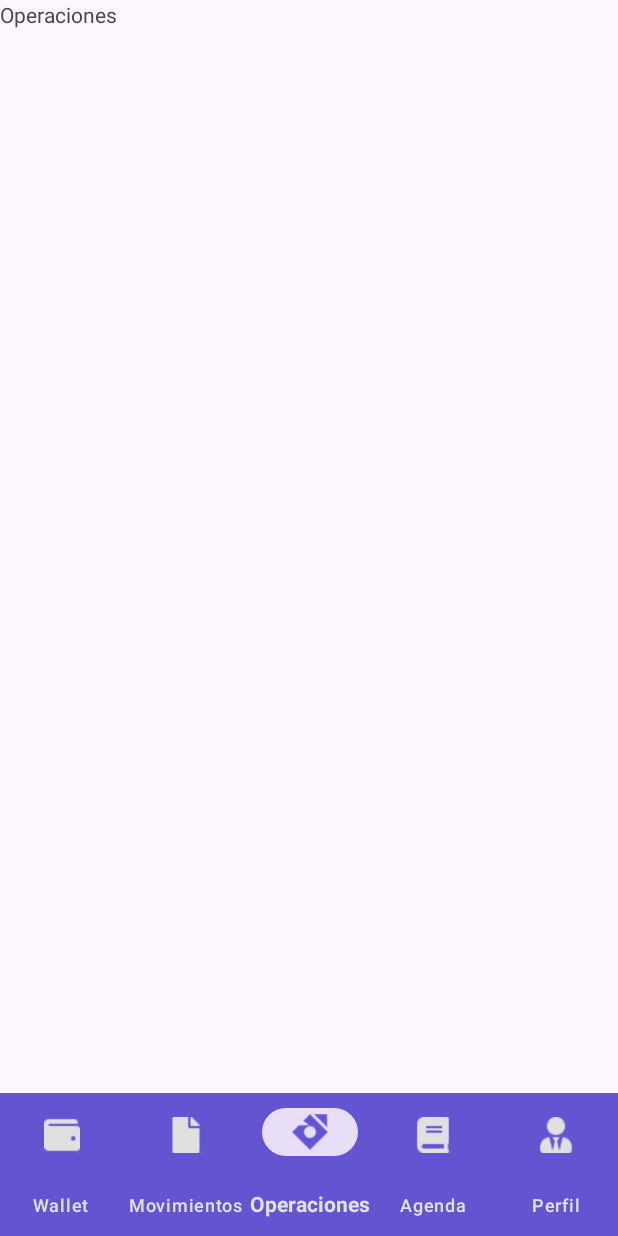
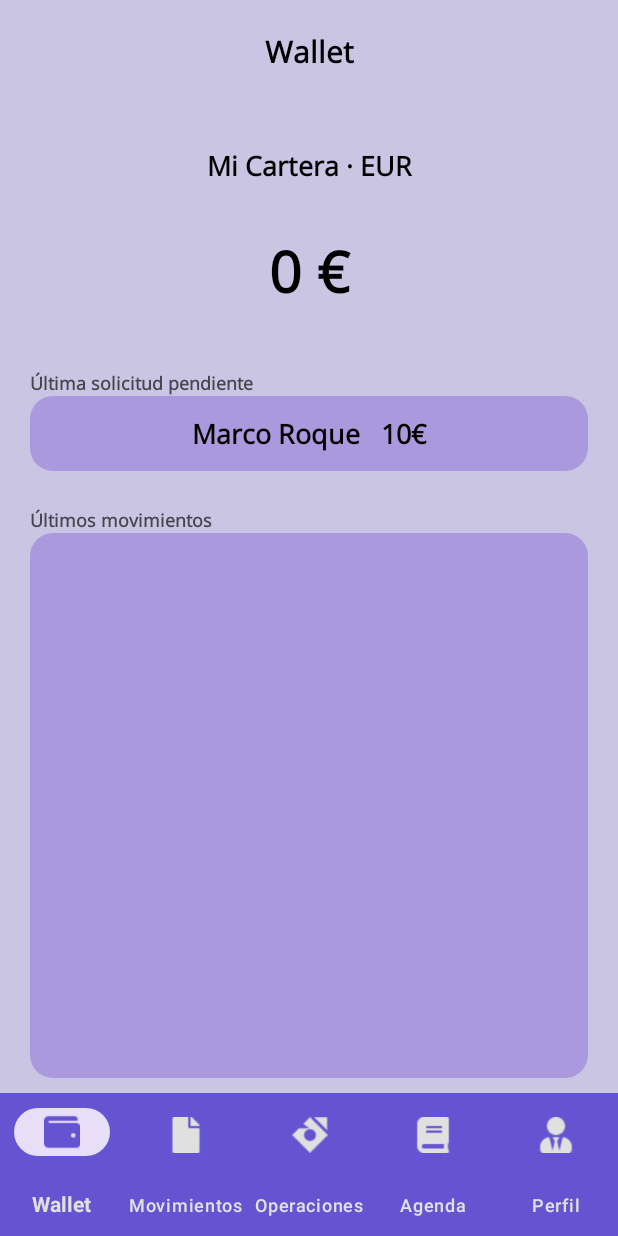
Before and after one commit to DavidMasset/FairPay, an Android app: the InicioActivity screen opened directly, with no data from a screen before it, on a phone screen of 412 x 824 dp. Run offline under Robolectric (Android 15) with nearby library versions, the phone set to English and light mode, and no system bars; our stand-ins replace navigation-ui.

Commit message:
Mejora en pantalla de carga y Fragment Wallet
Se hace que la pantalla de carga reciba un valor por el Intent y según el mismo carga una pantalla u otra mediante un switch.
Se comienza la maquetación del Fragment Wallet.
Se generan recursos XML para adaptar el tema a las necesidades del diseño.

```diff
--- a/Java/app/src/main/java/es/ifp/fairpay/LoadScreenActivity.java
+++ b/Java/app/src/main/java/es/ifp/fairpay/LoadScreenActivity.java
@@ -2,6 +2,8 @@ package es.ifp.fairpay;
 
 import android.content.Intent;
 import android.os.Bundle;
+import android.util.Log;
+
 import androidx.activity.EdgeToEdge;
 import androidx.appcompat.app.AppCompatActivity;
 import androidx.core.graphics.Insets;
@@ -11,9 +13,11 @@ import java.util.Timer;
 import java.util.TimerTask;
 
 public class LoadScreenActivity extends AppCompatActivity {
+    private static final String TAG = "FP";
     protected Intent pasarPantalla;
     protected TimerTask tt;
     protected Timer t;
+
 
     @Override
     protected void onCreate(Bundle savedInstanceState) {
@@ -25,13 +29,27 @@ public class LoadScreenActivity extends AppCompatActivity {
             v.setPadding(systemBars.left, systemBars.top, systemBars.right, systemBars.bottom);
             return insets;
         });
-
+        Intent datosPantalla = getIntent();
         // TimerTask para crear una tarea para el temporizador
         tt = new TimerTask() {
             @Override
             public void run() {
-                // Intent para cambiar de Activity
-                pasarPantalla = new Intent(LoadScreenActivity.this, OkActivity.class);
+
+                // Se evalua lo que se recibe y según valor carga una pantalla u otra
+                switch(datosPantalla.getStringExtra("PANTALLA")) {
+                    case "OkActivity":
+                        pasarPantalla = new Intent(LoadScreenActivity.this, OkActivity.class);
+                        break;
+                    case "InicioActivity":
+                        pasarPantalla = new Intent(LoadScreenActivity.this, InicioActivity.class);
+                        break;
+                    default:
+                        pasarPantalla = new Intent(LoadScreenActivity.this, LoginActivity.class);
+                        break;
+
+                }
+                //pasarPantalla = new Intent(LoadScreenActivity.this, LoginActivity.class);
+                // Una vez definido el Intent se ejecuta
                 startActivity(pasarPantalla);
             }
         };
--- a/Java/app/src/main/java/es/ifp/fairpay/LoginActivity.java
+++ b/Java/app/src/main/java/es/ifp/fairpay/LoginActivity.java
@@ -37,7 +37,8 @@ public class LoginActivity extends AppCompatActivity {
             @Override
             public void onClick(View view) {
                 // Intent para cambiar de Activity
-                pasarPantalla = new Intent(LoginActivity.this, InicioActivity.class);
+                pasarPantalla = new Intent(LoginActivity.this, LoadScreenActivity.class);
+                pasarPantalla.putExtra("PANTALLA", "InicioActivity");
                 startActivity(pasarPantalla);
             }
         });
--- a/Java/app/src/main/java/es/ifp/fairpay/MainActivity.java
+++ b/Java/app/src/main/java/es/ifp/fairpay/MainActivity.java
@@ -7,12 +7,10 @@ import androidx.appcompat.app.AppCompatActivity;
 import androidx.core.graphics.Insets;
 import androidx.core.view.ViewCompat;
 import androidx.core.view.WindowInsetsCompat;
-
 import java.util.Timer;
 import java.util.TimerTask;
 
 public class MainActivity extends AppCompatActivity {
-
     protected Intent pasarPantalla;
     protected TimerTask tt;
     protected Timer t;
--- a/Java/app/src/main/java/es/ifp/fairpay/RegistroActivity.java
+++ b/Java/app/src/main/java/es/ifp/fairpay/RegistroActivity.java
@@ -51,6 +51,7 @@ public class RegistroActivity extends AppCompatActivity {
                         // CÓDIGO DE LÓGICA DE REGISTRO
                         // Intent para cambiar de Activity
                         pasarPantalla = new Intent(RegistroActivity.this, LoadScreenActivity.class);
+                        pasarPantalla.putExtra("PANTALLA", "OkActivity");
                         startActivity(pasarPantalla);
                     } else {
                         Toast.makeText(RegistroActivity.this,R.string.toast_terminos, Toast.LENGTH_SHORT).show();
--- /dev/null
+++ b/Java/app/src/main/res/drawable/rounded_corners.xml
@@ -0,0 +1,16 @@
+<?xml version="1.0" encoding="utf-8"?>
+<shape xmlns:android="http://schemas.android.com/apk/res/android"
+    android:shape="rectangle">
+
+    <solid
+        android:color="@color/fondo_panel" >
+    </solid>
+    <stroke
+        android:width="0dp">
+    </stroke>
+
+
+    <corners
+        android:radius="15dp"   >
+    </corners>
+</shape>
--- a/Java/app/src/main/res/layout/activity_inicio.xml
+++ b/Java/app/src/main/res/layout/activity_inicio.xml
@@ -4,13 +4,14 @@
     xmlns:tools="http://schemas.android.com/tools"
     android:layout_width="match_parent"
     android:layout_height="match_parent"
+    android:background="@color/fondo_activity"
     tools:context=".InicioActivity">
 
     <androidx.fragment.app.FragmentContainerView
         android:id="@+id/nav_host_fragment"
         android:name="androidx.navigation.fragment.NavHostFragment"
-        android:layout_width="match_parent"
-        android:layout_height="match_parent"
+        android:layout_width="0dp"
+        android:layout_height="0dp"
         app:defaultNavHost="true"
         app:layout_constraintBottom_toBottomOf="parent"
         app:layout_constraintEnd_toEndOf="parent"
--- a/Java/app/src/main/res/layout/fragment_wallet.xml
+++ b/Java/app/src/main/res/layout/fragment_wallet.xml
@@ -1,14 +1,118 @@
 <?xml version="1.0" encoding="utf-8"?>
-<FrameLayout xmlns:android="http://schemas.android.com/apk/res/android"
+<androidx.constraintlayout.widget.ConstraintLayout xmlns:android="http://schemas.android.com/apk/res/android"
+    xmlns:app="http://schemas.android.com/apk/res-auto"
     xmlns:tools="http://schemas.android.com/tools"
+    android:id="@+id/wallet"
     android:layout_width="match_parent"
     android:layout_height="match_parent"
+    android:background="@color/fondo_activity"
+    android:padding="20dp"
     tools:context=".WalletFragment">
 
-    <!-- TODO: Update blank fragment layout -->
+
     <TextView
-        android:layout_width="match_parent"
-        android:layout_height="match_parent"
-        android:text="@string/wallet_fragment" />
+        android:id="@+id/text_titulo_wallet"
+        android:layout_width="wrap_content"
+        android:layout_height="wrap_content"
+        android:fontFamily="@font/open_sans"
+        android:text="@string/wallet"
+        android:textColor="@color/black"
+        android:textSize="20sp"
+        android:textStyle="bold"
+        app:layout_constraintEnd_toEndOf="parent"
+        app:layout_constraintStart_toStartOf="parent"
+        app:layout_constraintTop_toTopOf="parent" />
 
-</FrameLayout>
+    <TextView
+        android:id="@+id/text_divisa_wallet"
+        android:layout_width="wrap_content"
+        android:layout_height="wrap_content"
+        android:layout_marginTop="50dp"
+        android:fontFamily="@font/open_sans"
+        android:text="@string/divisa"
+        android:textColor="@color/black"
+        android:textSize="18sp"
+        android:textStyle="bold"
+        app:layout_constraintEnd_toEndOf="parent"
+        app:layout_constraintStart_toStartOf="parent"
+        app:layout_constraintTop_toBottomOf="@+id/text_titulo_wallet" />
+
+    <TextView
+        android:id="@+id/text_saldo_wallet"
+        android:layout_width="0dp"
+        android:layout_height="wrap_content"
+        android:layout_marginTop="32dp"
+        android:fontFamily="@font/open_sans"
+        android:text="0 €"
+        android:textAlignment="center"
+        android:textColor="@color/black"
+        android:textSize="38sp"
+        android:textStyle="bold"
+        app:layout_constraintEnd_toEndOf="parent"
+        app:layout_constraintStart_toStartOf="parent"
+        app:layout_constraintTop_toBottomOf="@+id/text_divisa_wallet" />
+
+    <TextView
+        android:id="@+id/text_solicitudes_wallet"
+        android:layout_width="0dp"
+        android:layout_height="wrap_content"
+        android:layout_marginTop="40dp"
+        android:fontFamily="@font/open_sans"
+        android:text="@string/solicitudes"
+        android:textAlignment="viewStart"
+        android:textSize="12sp"
+        android:textStyle="bold"
+        app:layout_constraintEnd_toEndOf="parent"
+        app:layout_constraintStart_toStartOf="parent"
+        app:layout_constraintTop_toBottomOf="@+id/text_saldo_wallet" />
+
+    <FrameLayout
+        android:id="@+id/frame_solicitud_wallet"
+        android:layout_width="0dp"
+        android:layout_height="50dp"
+        android:background="@drawable/rounded_corners"
+        android:radius="25dp"
+        app:layout_constraintEnd_toEndOf="parent"
+        app:layout_constraintStart_toStartOf="parent"
+        app:layout_constraintTop_toBottomOf="@+id/text_solicitudes_wallet">
+
+        <TextView
+            android:id="@+id/text_solicitud_wallet"
+            android:layout_width="match_parent"
+            android:layout_height="match_parent"
+            android:fontFamily="@font/open_sans"
+            android:gravity="center"
+            android:text="Marco Roque   10€"
+            android:textAlignment="center"
+            android:textColor="@color/black"
+            android:textSize="18sp"
+            android:textStyle="bold" />
+    </FrameLayout>
+
+    <TextView
+        android:id="@+id/text_movimientos_wallet"
+        android:layout_width="0dp"
+        android:layout_height="wrap_content"
+        android:layout_marginTop="24dp"
+        android:fontFamily="@font/open_sans"
+        android:text="@string/ultimos_movimientos"
+        android:textAlignment="viewStart"
+        android:textSize="12sp"
+        android:textStyle="bold"
+        app:layout_constraintEnd_toEndOf="parent"
+        app:layout_constraintStart_toStartOf="parent"
+        app:layout_constraintTop_toBottomOf="@+id/frame_solicitud_wallet" />
+
+    <androidx.constraintlayout.widget.ConstraintLayout
+        android:layout_width="0dp"
+        android:layout_height="0dp"
+        android:layout_marginBottom="85dp"
+        android:background="@drawable/rounded_corners"
+        app:layout_constraintBottom_toBottomOf="parent"
+        app:layout_constraintEnd_toEndOf="parent"
+        app:layout_constraintStart_toStartOf="parent"
+        app:layout_constraintTop_toBottomOf="@+id/text_movimientos_wallet">
+
+    </androidx.constraintlayout.widget.ConstraintLayout>
+
+</androidx.constraintlayout.widget.ConstraintLayout>
--- a/Java/app/src/main/res/navigation/nav_graph.xml
+++ b/Java/app/src/main/res/navigation/nav_graph.xml
@@ -3,7 +3,7 @@
     xmlns:app="http://schemas.android.com/apk/res-auto"
     xmlns:tools="http://schemas.android.com/tools"
     android:id="@+id/nav_graph"
-    app:startDestination="@id/operacionesFragment">
+    app:startDestination="@id/walletFragment">
 
     <fragment
         android:id="@+id/operacionesFragment"
--- a/Java/app/src/main/res/values/colors.xml
+++ b/Java/app/src/main/res/values/colors.xml
@@ -4,6 +4,8 @@
     <color name="white">#FFFFFFFF</color>
     <!-- Paleta de colores establecidas -->
     <color name="fondo_activity">#C9C5E3</color>
+    <color name="fondo_panel">#AB99DD</color>
+    <color name="boton_panel">#967BDB</color>
     <color name="boton_principal">#6554D1</color>
     <color name="boton_secundario">#8A7DE1</color>
     <color name="gris_oscuro">#4D5059</color>
--- a/Java/app/src/main/res/values/strings.xml
+++ b/Java/app/src/main/res/values/strings.xml
@@ -29,10 +29,17 @@
     <string name="privacidad_terminos">Acepto la políticas de privacidad y los términos y condiciones de uso</string>
     <string name="boton_registrar">Registrarse</string>
     <string name="toast_terminos">Debe aceptar las Políticas de Privacidad y Términos y Condiciones de Uso</string>
+    <!-- String Fragment Wallet -->
+    <string name="divisa">Mi Cartera · EUR</string>
+    <string name="solicitudes">Última solicitud pendiente</string>
+    <string name="ultimos_movimientos">Últimos movimientos</string>
 
     <!-- Strings varios -->
     <string name="registro_ok">Tu registro se ha completado\n¡Gracias!</string>
     <string name="boton_aceptar">Aceptar</string>
+
+
+
     <!-- TODO: Remove or change this placeholder text -->
     <string name="hello_blank_fragment">Hello blank fragment</string>
 
```
